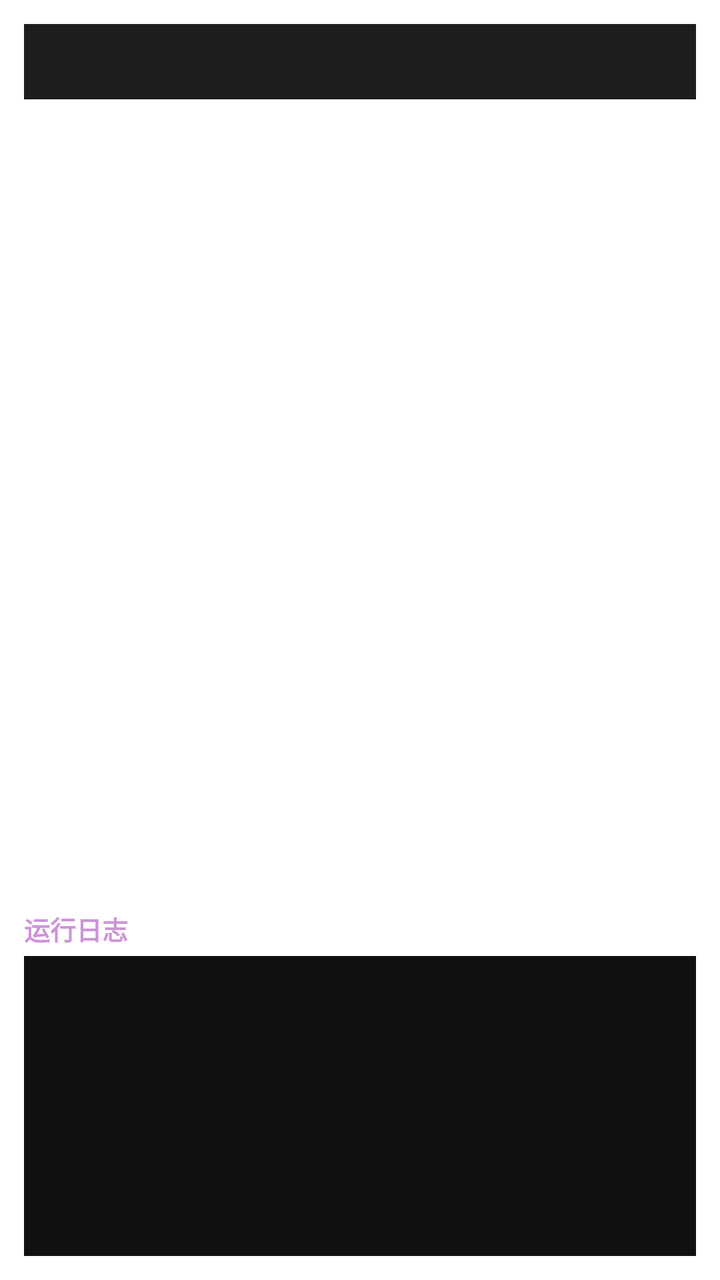
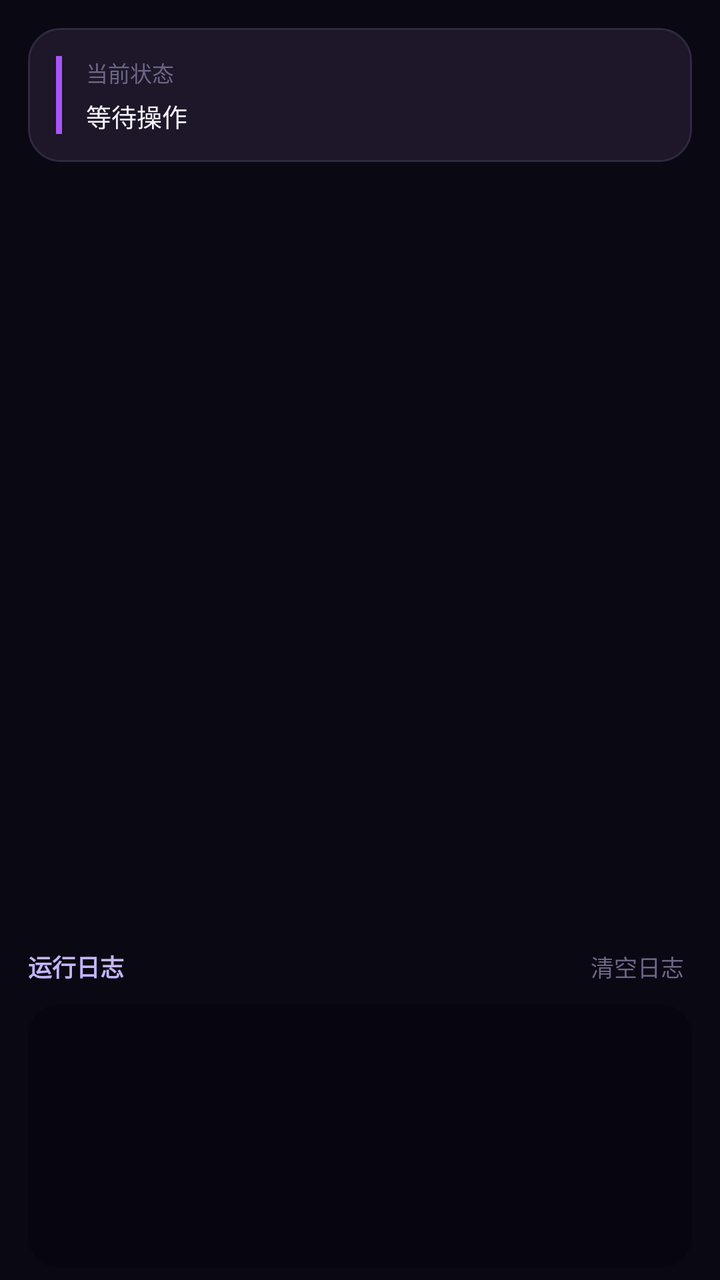

The first picture is an Android layout as it rendered before a commit; the second is the same layout after the commit. The layout source and the unified diff follow.
<!-- AndroidManifest.xml: application theme Theme.VioletToolBox -->
<!-- res/layout/activity_tool.xml -->
<?xml version="1.0" encoding="utf-8"?>
<LinearLayout xmlns:android="http://schemas.android.com/apk/res/android"
    android:layout_width="match_parent"
    android:layout_height="match_parent"
    android:orientation="vertical"
    android:padding="12dp">

    <TextView
        android:id="@+id/tv_status"
        android:layout_width="match_parent"
        android:layout_height="wrap_content"
        android:background="#1E1E1E"
        android:padding="10dp"
        android:textColor="#FFFFFF"
        android:textSize="13sp" />

    <ScrollView
        android:layout_width="match_parent"
        android:layout_height="0dp"
        android:layout_weight="1"
        android:layout_marginTop="10dp">

        <LinearLayout
            android:id="@+id/container"
            android:layout_width="match_parent"
            android:layout_height="wrap_content"
            android:orientation="vertical" />
    </ScrollView>

    <TextView
        android:layout_width="match_parent"
        android:layout_height="wrap_content"
        android:text="@string/log_title"
        android:textColor="#CE93D8"
        android:textSize="13sp"
        android:textStyle="bold" />

    <ScrollView
        android:id="@+id/log_scroll"
        android:layout_width="match_parent"
        android:layout_height="150dp"
        android:layout_marginTop="4dp"
        android:background="@color/log_bg"
        android:padding="6dp">

        <TextView
            android:id="@+id/tv_log"
            android:layout_width="match_parent"
            android:layout_height="wrap_content"
            android:textColor="@color/log_text"
            android:textSize="11sp"
            android:typeface="monospace" />
    </ScrollView>

</LinearLayout>
<!-- resources referenced by this layout -->
<resources>
  <color name="log_bg">#FF101010</color>
  <color name="log_text">#FF9BE89B</color>
  <string name="log_title">运行日志</string>
  <style name="Theme.VioletToolBox" parent="Theme.MaterialComponents.DayNight.NoActionBar">
          <item name="colorPrimary">@color/violet_primary</item>
          <item name="colorPrimaryDark">@color/violet_primary_dark</item>
          <item name="colorAccent">@color/violet_accent</item>
          <item name="android:windowNoTitle">true</item>
          <item name="android:textColorPrimary">@color/white</item>
      </style>
  <color name="violet_primary">#7B1FA2</color>
  <color name="violet_primary_dark">#4A0072</color>
  <color name="violet_accent">#CE93D8</color>
  <color name="white">#FFFFFFFF</color>
</resources>

<!-- the commit's change to res/layout/activity_tool.xml (unified diff, before → after) -->
@@ -2,54 +2,127 @@
 <LinearLayout xmlns:android="http://schemas.android.com/apk/res/android"
     android:layout_width="match_parent"
     android:layout_height="match_parent"
-    android:orientation="vertical"
-    android:padding="12dp">
+    android:background="@color/bg_base"
+    android:orientation="vertical">
 
-    <TextView
-        android:id="@+id/tv_status"
+    
+    <LinearLayout
         android:layout_width="match_parent"
         android:layout_height="wrap_content"
-        android:background="#1E1E1E"
-        android:padding="10dp"
-        android:textColor="#FFFFFF"
-        android:textSize="13sp" />
+        android:layout_marginStart="14dp"
+        android:layout_marginTop="14dp"
+        android:layout_marginEnd="14dp"
+        android:background="@drawable/bg_panel_status"
+        android:orientation="horizontal"
+        android:padding="14dp">
 
+        <View
+            android:id="@+id/view_status_bar"
+            android:layout_width="3dp"
+            android:layout_height="match_parent"
+            android:background="@color/violet_primary" />
+
+        <LinearLayout
+            android:layout_width="0dp"
+            android:layout_height="wrap_content"
+            android:layout_marginStart="12dp"
+            android:layout_weight="1"
+            android:orientation="vertical">
+
+            <TextView
+                android:layout_width="wrap_content"
+                android:layout_height="wrap_content"
+                android:text="@string/panel_status_title"
+                android:textColor="@color/text_hint"
+                android:textSize="11sp" />
+
+            <TextView
+                android:id="@+id/tv_status"
+                android:layout_width="match_parent"
+                android:layout_height="wrap_content"
+                android:layout_marginTop="4dp"
+                android:lineSpacingExtra="3dp"
+                android:text="@string/panel_status_idle"
+                android:textColor="@color/text_primary"
+                android:textSize="12.5sp" />
+        </LinearLayout>
+    </LinearLayout>
+
+    
     <ScrollView
         android:layout_width="match_parent"
         android:layout_height="0dp"
         android:layout_weight="1"
-        android:layout_marginTop="10dp">
+        android:clipToPadding="false"
+        android:paddingStart="14dp"
+        android:paddingTop="6dp"
+        android:paddingEnd="14dp">
 
         <LinearLayout
             android:id="@+id/container"
             android:layout_width="match_parent"
             android:layout_height="wrap_content"
-            android:orientation="vertical" />
+            android:orientation="vertical"
+            android:paddingBottom="10dp" />
     </ScrollView>
 
-    <TextView
+    
+    <LinearLayout
         android:layout_width="match_parent"
         android:layout_height="wrap_content"
-        android:text="@string/log_title"
-        android:textColor="#CE93D8"
-        android:textSize="13sp"
-        android:textStyle="bold" />
+        android:layout_marginStart="14dp"
+        android:layout_marginEnd="14dp"
+        android:layout_marginBottom="6dp"
+        android:orientation="vertical">
 
-    <ScrollView
-        android:id="@+id/log_scroll"
-        android:layout_width="match_parent"
-        android:layout_height="150dp"
-        android:layout_marginTop="4dp"
-        android:background="@color/log_bg"
-        android:padding="6dp">
-
-        <TextView
-            android:id="@+id/tv_log"
+        <LinearLayout
             android:layout_width="match_parent"
             android:layout_height="wrap_content"
-            android:textColor="@color/log_text"
-            android:textSize="11sp"
-            android:typeface="monospace" />
-    </ScrollView>
+            android:gravity="center_vertical"
+            android:orientation="horizontal"
+            android:paddingBottom="6dp">
+
+            <TextView
+                android:layout_width="0dp"
+                android:layout_height="wrap_content"
+                android:layout_weight="1"
+                android:text="@string/log_title"
+                android:textColor="@color/log_title_color"
+                android:textSize="12sp"
+                android:textStyle="bold" />
+
+            <TextView
+                android:id="@+id/btn_clear_log"
+                android:layout_width="wrap_content"
+                android:layout_height="wrap_content"
+                android:clickable="true"
+                android:focusable="true"
+                android:foreground="?attr/selectableItemBackgroundBorderless"
+                android:paddingStart="8dp"
+                android:paddingTop="4dp"
+                android:paddingEnd="4dp"
+                android:paddingBottom="4dp"
+                android:text="@string/log_clear"
+                android:textColor="@color/text_hint"
+                android:textSize="11.5sp" />
+        </LinearLayout>
+
+        <ScrollView
+            android:id="@+id/log_scroll"
+            android:layout_width="match_parent"
+            android:layout_height="132dp"
+            android:background="@drawable/bg_log_panel"
+            android:padding="10dp">
+
+            <TextView
+                android:id="@+id/tv_log"
+                android:layout_width="match_parent"
+                android:layout_height="wrap_content"
+                android:lineSpacingExtra="2dp"
+                android:textColor="@color/log_text"
+                android:textSize="11sp"
+                android:typeface="monospace" />
+        </ScrollView>
+    </LinearLayout>
 
 </LinearLayout>
<!-- resource entries referenced after the edit -->
@@ -1,18 +1,70 @@
 <!-- resources referenced by this layout -->
 <resources>
-  <color name="log_bg">#FF101010</color>
-  <color name="log_text">#FF9BE89B</color>
+  <color name="bg_base">#FF0A0812</color>
+  <color name="log_bg">#FF07050D</color>
+  <color name="bg_card">#FF1D1729</color>
+  <color name="divider">#FF302840</color>
+  <color name="log_text">#FF8FE3A6</color>
+  <color name="log_title_color">#FFC4B5FD</color>
+  <color name="text_hint">#FF6E6688</color>
+  <color name="text_primary">#FFF5F2FB</color>
   <string name="log_title">运行日志</string>
+  <string name="panel_status_idle">等待操作</string>
+  <string name="panel_status_title">当前状态</string>
   <style name="Theme.VioletToolBox" parent="Theme.MaterialComponents.DayNight.NoActionBar">
           <item name="colorPrimary">@color/violet_primary</item>
-          <item name="colorPrimaryDark">@color/violet_primary_dark</item>
+          <item name="colorPrimaryDark">@color/bg_base</item>
           <item name="colorAccent">@color/violet_accent</item>
+          <item name="colorSecondary">@color/violet_accent</item>
+          <item name="android:windowBackground">@color/bg_base</item>
+          <item name="android:statusBarColor">@color/bg_base</item>
+          <item name="android:navigationBarColor">@color/bg_base</item>
           <item name="android:windowNoTitle">true</item>
-          <item name="android:textColorPrimary">@color/white</item>
+          <item name="android:windowLightStatusBar">false</item>
+          <item name="android:textColorPrimary">@color/text_primary</item>
+          <item name="android:textColorSecondary">@color/text_secondary</item>
+          <item name="android:colorEdgeEffect">@color/violet_primary</item>
+          <item name="alertDialogTheme">@style/VioletDialog</item>
+          <item name="materialAlertDialogTheme">@style/VioletDialog</item>
+          <item name="android:editTextColor">@color/text_primary</item>
       </style>
-  <color name="violet_primary">#7B1FA2</color>
-  <color name="violet_primary_dark">#4A0072</color>
-  <color name="violet_accent">#CE93D8</color>
-  <color name="white">#FFFFFFFF</color>
+  <color name="violet_primary">#FFA855F7</color>
+  <!-- drawable bg_log_panel (drawable) -->
+  <?xml version="1.0" encoding="utf-8"?>
+  <shape xmlns:android="http://schemas.android.com/apk/res/android"
+      android:shape="rectangle">
+      <solid android:color="@color/log_bg" />
+      <corners android:radius="16dp" />
+  </shape>
+  <!-- drawable bg_panel_status (drawable) -->
+  <?xml version="1.0" encoding="utf-8"?>
+  <shape xmlns:android="http://schemas.android.com/apk/res/android"
+      android:shape="rectangle">
+      <solid android:color="@color/bg_card" />
+      <corners android:radius="16dp" />
+      <stroke
+          android:width="1dp"
+          android:color="@color/divider" />
+  </shape>
+  <string name="log_clear">清空日志</string>
+  <color name="violet_accent">#FF22D3EE</color>
+  <color name="text_secondary">#FFA79FBE</color>
+  <style name="VioletDialog" parent="ThemeOverlay.MaterialComponents.DayNight.Dialog.Alert">
+          <item name="android:background">@drawable/bg_dialog</item>
+          <item name="android:windowBackground">@drawable/bg_dialog</item>
+          <item name="android:textColorPrimary">@color/text_primary</item>
+          <item name="colorPrimary">@color/violet_primary</item>
+          <item name="colorAccent">@color/violet_accent</item>
+      </style>
+  <!-- drawable bg_dialog (drawable) -->
+  <?xml version="1.0" encoding="utf-8"?>
+  <shape xmlns:android="http://schemas.android.com/apk/res/android"
+      android:shape="rectangle">
+      <solid android:color="@color/bg_card" />
+      <corners android:radius="20dp" />
+      <stroke
+          android:width="1dp"
+          android:color="@color/divider" />
+  </shape>
 </resources>
 
